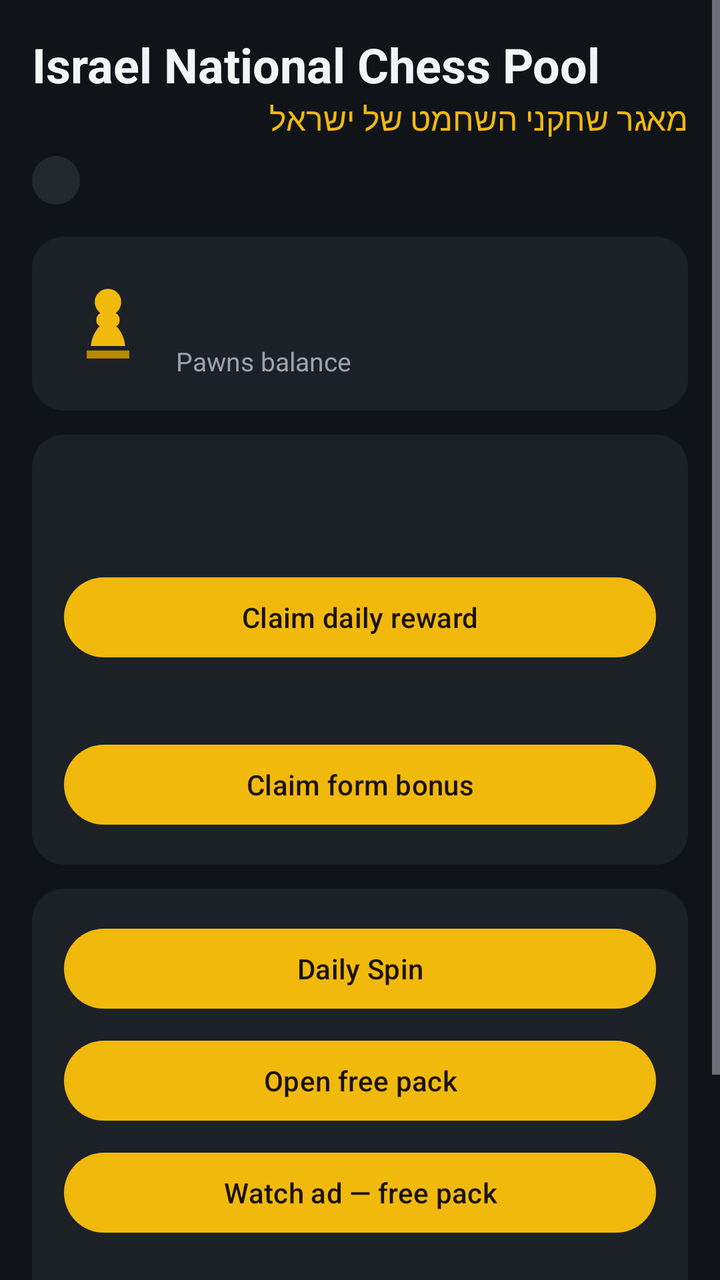
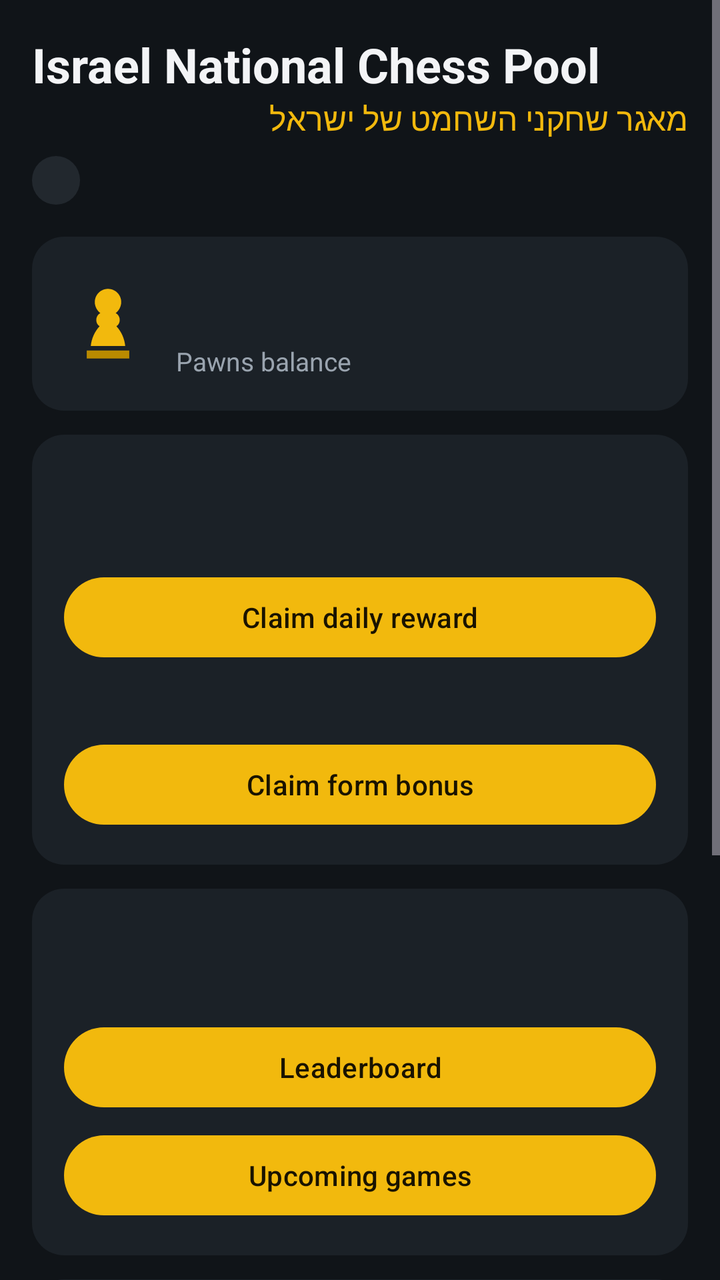

The first picture is an Android layout as it rendered before a commit; the second is the same layout after the commit. The layout source and the unified diff follow.
<!-- AndroidManifest.xml: application theme Theme.ChessFantasy -->
<!-- res/layout/fragment_home.xml -->
<?xml version="1.0" encoding="utf-8"?>
<ScrollView xmlns:android="http://schemas.android.com/apk/res/android"
    android:layout_width="match_parent"
    android:layout_height="match_parent"
    android:fillViewport="true">

    <LinearLayout
        android:layout_width="match_parent"
        android:layout_height="wrap_content"
        android:orientation="vertical"
        android:padding="16dp">

        <TextView
            android:id="@+id/home_club_name"
            android:layout_width="match_parent"
            android:layout_height="wrap_content"
            android:text="@string/club_name"
            android:textColor="@color/text_primary"
            android:textSize="24sp"
            android:textStyle="bold" />

        <TextView
            android:id="@+id/home_club_name_hebrew"
            android:layout_width="match_parent"
            android:layout_height="wrap_content"
            android:text="@string/club_name_hebrew"
            android:textColor="@color/gold"
            android:textSize="16sp" />

        <TextView
            android:id="@+id/home_season"
            android:layout_width="wrap_content"
            android:layout_height="wrap_content"
            android:layout_marginTop="8dp"
            android:background="@drawable/bg_chip"
            android:paddingStart="12dp"
            android:paddingEnd="12dp"
            android:paddingTop="4dp"
            android:paddingBottom="4dp"
            android:textColor="@color/text_secondary"
            android:textSize="12sp" />

        
        <LinearLayout
            android:layout_width="match_parent"
            android:layout_height="wrap_content"
            android:layout_marginTop="16dp"
            android:background="@drawable/bg_panel"
            android:gravity="center_vertical"
            android:orientation="horizontal"
            android:padding="16dp">

            <ImageView
                android:layout_width="44dp"
                android:layout_height="44dp"
                android:contentDescription="@string/pawns_balance"
                android:src="@drawable/ic_pawn_gold" />

            <LinearLayout
                android:layout_width="0dp"
                android:layout_height="wrap_content"
                android:layout_marginStart="12dp"
                android:layout_weight="1"
                android:orientation="vertical">

                <TextView
                    android:id="@+id/home_balance"
                    android:layout_width="wrap_content"
                    android:layout_height="wrap_content"
                    android:textColor="@color/gold"
                    android:textSize="28sp"
                    android:textStyle="bold" />

                <TextView
                    android:layout_width="wrap_content"
                    android:layout_height="wrap_content"
                    android:text="@string/pawns_balance"
                    android:textColor="@color/text_secondary"
                    android:textSize="13sp" />
            </LinearLayout>
        </LinearLayout>

        
        <LinearLayout
            android:layout_width="match_parent"
            android:layout_height="wrap_content"
            android:layout_marginTop="12dp"
            android:background="@drawable/bg_panel"
            android:orientation="vertical"
            android:padding="16dp">

            <TextView
                android:id="@+id/home_tier"
                android:layout_width="match_parent"
                android:layout_height="wrap_content"
                android:textColor="@color/text_primary"
                android:textSize="16sp"
                android:textStyle="bold" />

            <TextView
                android:id="@+id/home_score"
                android:layout_width="match_parent"
                android:layout_height="wrap_content"
                android:layout_marginTop="2dp"
                android:textColor="@color/text_secondary"
                android:textSize="13sp" />

            <Button
                android:id="@+id/home_btn_daily"
                android:layout_width="match_parent"
                android:layout_height="wrap_content"
                android:layout_marginTop="10dp"
                android:text="@string/daily_reward" />

            <TextView
                android:id="@+id/home_form_info"
                android:layout_width="match_parent"
                android:layout_height="wrap_content"
                android:layout_marginTop="12dp"
                android:textColor="@color/text_secondary"
                android:textSize="13sp" />

            <Button
                android:id="@+id/home_btn_form"
                android:layout_width="match_parent"
                android:layout_height="wrap_content"
                android:layout_marginTop="6dp"
                android:text="@string/form_claim" />
        </LinearLayout>

        
        <LinearLayout
            android:layout_width="match_parent"
            android:layout_height="wrap_content"
            android:layout_marginTop="12dp"
            android:background="@drawable/bg_panel"
            android:orientation="vertical"
            android:padding="16dp">

            <TextView
                android:id="@+id/home_packs_banner"
                android:layout_width="match_parent"
                android:layout_height="wrap_content"
                android:layout_marginBottom="8dp"
                android:gravity="center"
                android:textColor="@color/gold"
                android:textSize="15sp"
                android:textStyle="bold"
                android:visibility="gone" />

            <Button
                android:id="@+id/home_btn_spin"
                android:layout_width="match_parent"
                android:layout_height="wrap_content"
                android:text="@string/daily_spin" />

            <Button
                android:id="@+id/home_btn_free_pack"
                android:layout_width="match_parent"
                android:layout_height="wrap_content"
                android:layout_marginTop="8dp"
                android:text="@string/free_pack_ready" />

            <Button
                android:id="@+id/home_btn_ad"
                android:layout_width="match_parent"
                android:layout_height="wrap_content"
                android:layout_marginTop="8dp"
                android:text="@string/watch_ad" />

            <TextView
                android:id="@+id/home_ads_left"
                android:layout_width="match_parent"
                android:layout_height="wrap_content"
                android:layout_marginTop="4dp"
                android:gravity="center"
                android:textColor="@color/text_secondary"
                android:textSize="12sp" />
        </LinearLayout>

        
        <LinearLayout
            android:layout_width="match_parent"
            android:layout_height="wrap_content"
            android:layout_marginTop="12dp"
            android:orientation="horizontal">

            <LinearLayout
                android:layout_width="0dp"
                android:layout_height="wrap_content"
                android:layout_marginEnd="6dp"
                android:layout_weight="1"
                android:background="@drawable/bg_panel"
                android:gravity="center"
                android:orientation="vertical"
                android:padding="16dp">

                <TextView
                    android:id="@+id/home_cards_owned"
                    android:layout_width="wrap_content"
                    android:layout_height="wrap_content"
                    android:textColor="@color/text_primary"
                    android:textSize="22sp"
                    android:textStyle="bold" />

                <TextView
                    android:layout_width="wrap_content"
                    android:layout_height="wrap_content"
                    android:text="@string/cards_owned"
                    android:textColor="@color/text_secondary"
                    android:textSize="12sp" />
            </LinearLayout>

            <LinearLayout
                android:layout_width="0dp"
                android:layout_height="wrap_content"
                android:layout_marginStart="6dp"
                android:layout_weight="1"
                android:background="@drawable/bg_panel"
                android:gravity="center"
                android:orientation="vertical"
                android:padding="16dp">

                <TextView
                    android:id="@+id/home_collection_score"
                    android:layout_width="wrap_content"
                    android:layout_height="wrap_content"
                    android:textColor="@color/text_primary"
                    android:textSize="22sp"
                    android:textStyle="bold" />

                <TextView
                    android:layout_width="wrap_content"
                    android:layout_height="wrap_content"
                    android:text="@string/collection_score"
                    android:textColor="@color/text_secondary"
                    android:textSize="12sp" />
            </LinearLayout>
        </LinearLayout>
    </LinearLayout>
</ScrollView>
<!-- resources referenced by this layout -->
<resources>
  <color name="gold">#F2B90D</color>
  <color name="text_primary">#F3F4F6</color>
  <color name="text_secondary">#9AA4AF</color>
  <!-- drawable bg_chip (drawable) -->
  <?xml version="1.0" encoding="utf-8"?>
  <shape xmlns:android="http://schemas.android.com/apk/res/android" android:shape="rectangle">
      <solid android:color="#22282E" />
      <corners android:radius="999dp" />
  </shape>
  <!-- drawable bg_panel (drawable) -->
  <?xml version="1.0" encoding="utf-8"?>
  <shape xmlns:android="http://schemas.android.com/apk/res/android" android:shape="rectangle">
      <solid android:color="#1B2127" />
      <corners android:radius="16dp" />
  </shape>
  <!-- drawable ic_pawn_gold (drawable) -->
  <?xml version="1.0" encoding="utf-8"?>
  <vector xmlns:android="http://schemas.android.com/apk/res/android"
      android:width="24dp"
      android:height="24dp"
      android:viewportWidth="24"
      android:viewportHeight="24">
      
      <path
          android:fillColor="#F2B90D"
          android:pathData="M12,2.6c-2,0 -3.6,1.6 -3.6,3.6c0,1.2 0.6,2.3 1.5,3c-0.7,0.4 -1.1,1.1 -1.1,1.9c0,0.7 0.3,1.3 0.9,1.7c-1.3,1.4 -2.2,3.3 -2.4,5.4h9.4c-0.2,-2.1 -1.1,-4 -2.4,-5.4c0.6,-0.4 0.9,-1 0.9,-1.7c0,-0.8 -0.4,-1.5 -1.1,-1.9c0.9,-0.7 1.5,-1.8 1.5,-3C15.6,4.2 14,2.6 12,2.6z" />
      <path
          android:fillColor="#B98A00"
          android:pathData="M6.2,19.4h11.6v2.2H6.2V19.4z" />
  </vector>
  <string name="cards_owned">Cards owned</string>
  <string name="club_name">Israel National Chess Pool</string>
  <string name="club_name_hebrew">מאגר שחקני השחמט של ישראל</string>
  <string name="collection_score">Collection score</string>
  <string name="daily_reward">Claim daily reward</string>
  <string name="daily_spin">Daily Spin</string>
  <string name="form_claim">Claim form bonus</string>
  <string name="free_pack_ready">Open free pack</string>
  <string name="pawns_balance">Pawns balance</string>
  <string name="watch_ad">Watch ad — free pack</string>
  <style name="Theme.ChessFantasy" parent="Theme.Material3.Dark.NoActionBar">
          <item name="colorPrimary">@color/gold</item>
          <item name="colorOnPrimary">@color/on_gold</item>
          <item name="colorPrimaryContainer">@color/gold_dark</item>
          <item name="colorOnPrimaryContainer">@color/text_primary</item>
          <item name="colorSecondary">@color/green_accent</item>
          <item name="colorSurface">@color/surface_dark</item>
          <item name="android:windowBackground">@color/bg_dark</item>
          <item name="android:statusBarColor">@color/bg_dark</item>
          <item name="android:navigationBarColor">@color/surface_dark</item>
      </style>
  <color name="on_gold">#1A1300</color>
  <color name="gold_dark">#B98A00</color>
  <color name="green_accent">#4CAF7D</color>
  <color name="surface_dark">#1B2127</color>
  <color name="bg_dark">#101418</color>
</resources>

<!-- the commit's change to res/layout/fragment_home.xml (unified diff, before → after) -->
@@ -138,6 +138,46 @@
             android:padding="16dp">
 
             <TextView
+                android:id="@+id/home_gameweek"
+                android:layout_width="match_parent"
+                android:layout_height="wrap_content"
+                android:textColor="@color/text_primary"
+                android:textSize="16sp"
+                android:textStyle="bold" />
+
+            <TextView
+                android:id="@+id/home_gw_points"
+                android:layout_width="match_parent"
+                android:layout_height="wrap_content"
+                android:layout_marginTop="2dp"
+                android:textColor="@color/text_secondary"
+                android:textSize="13sp" />
+
+            <Button
+                android:id="@+id/home_btn_league"
+                android:layout_width="match_parent"
+                android:layout_height="wrap_content"
+                android:layout_marginTop="8dp"
+                android:text="@string/leaderboard" />
+
+            <Button
+                android:id="@+id/home_btn_games"
+                android:layout_width="match_parent"
+                android:layout_height="wrap_content"
+                android:layout_marginTop="6dp"
+                android:text="@string/upcoming_games" />
+        </LinearLayout>
+
+        
+        <LinearLayout
+            android:layout_width="match_parent"
+            android:layout_height="wrap_content"
+            android:layout_marginTop="12dp"
+            android:background="@drawable/bg_panel"
+            android:orientation="vertical"
+            android:padding="16dp">
+
+            <TextView
                 android:id="@+id/home_packs_banner"
                 android:layout_width="match_parent"
                 android:layout_height="wrap_content"
<!-- resource entries referenced after the edit -->
@@ -38,7 +38,9 @@
   <string name="daily_spin">Daily Spin</string>
   <string name="form_claim">Claim form bonus</string>
   <string name="free_pack_ready">Open free pack</string>
+  <string name="leaderboard">Leaderboard</string>
   <string name="pawns_balance">Pawns balance</string>
+  <string name="upcoming_games">Upcoming games</string>
   <string name="watch_ad">Watch ad — free pack</string>
   <style name="Theme.ChessFantasy" parent="Theme.Material3.Dark.NoActionBar">
           <item name="colorPrimary">@color/gold</item>
